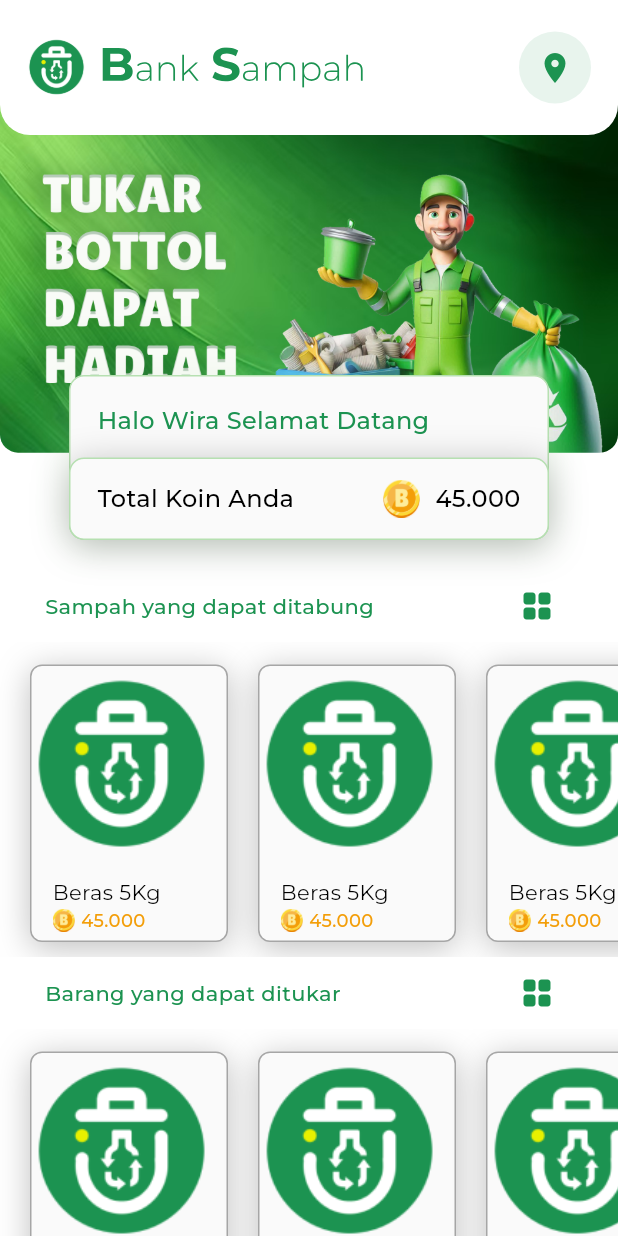
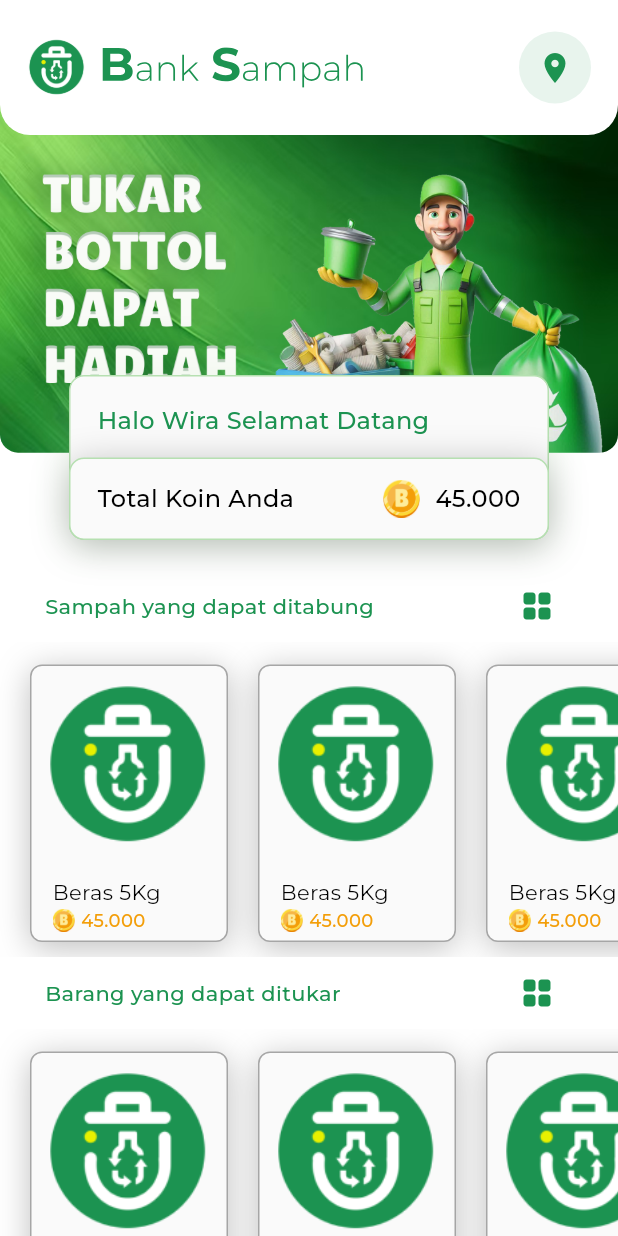
Before and after one commit to WiraRespati/bank_sampah, a Flutter app: the HomePage screen opened directly, on a phone screen of 412 x 824 dp. Run offline on Flutter 3.47's test engine with Material 3 defaults, Android fonts, the phone set to English and light mode, and no system bars; our stand-ins replace auto_size_text, cloud_firestore, firebase_auth, firebase_core, flutter_svg, get and 2 more; accounts and stored records are empty.

Commit message:
fixed back button

```diff
--- a/lib/view/user/home/item_home_widget.dart
+++ b/lib/view/user/home/item_home_widget.dart
@@ -8,7 +8,11 @@ class ItemHomeWidget extends StatelessWidget {
   @override
   Widget build(BuildContext context) {
     return Container(
-      margin: const EdgeInsets.only(left: 20, top: 15, bottom: 10,),
+      margin: const EdgeInsets.only(
+        left: 20,
+        top: 15,
+        bottom: 10,
+      ),
       padding: const EdgeInsets.only(right: 8),
       decoration: BoxDecoration(
         color: const Color(0xFFFAFAFA),
@@ -28,10 +32,13 @@ class ItemHomeWidget extends StatelessWidget {
       child: Column(
         crossAxisAlignment: CrossAxisAlignment.start,
         children: [
-          Image.asset(
-            'assets/images/logobs.png',
-            height: 132,
-            width: 132,
+          Padding(
+            padding: const EdgeInsets.only(left: 8),
+            child: Image.asset(
+              'assets/images/logobs.png',
+              height: 132,
+              width: 132,
+            ),
           ),
           Padding(
             padding: const EdgeInsets.only(
@@ -65,7 +72,7 @@ class ItemHomeWidget extends StatelessWidget {
                   fontSize: 12,
                   color: const Color(0xFFF39E09),
                 ),
-              )
+              ),
             ],
           )
         ],
--- a/lib/view/user/login/login_back.dart
+++ b/lib/view/user/login/login_back.dart
@@ -22,7 +22,7 @@ class LoginBack extends StatelessWidget {
               overlayColor: WidgetStatePropertyAll(ColorNeutral.neutral100),
             ),
             icon: Icon(
-              Icons.arrow_back,
+              Icons.arrow_back_ios,
               color: ColorPrimary.primary100,
             ),
           ),
--- a/lib/view/user/register/register_back.dart
+++ b/lib/view/user/register/register_back.dart
@@ -28,7 +28,7 @@ class RegisterBack extends StatelessWidget {
               overlayColor: WidgetStatePropertyAll(ColorNeutral.neutral100),
             ),
             icon: Icon(
-              Icons.arrow_back,
+              Icons.arrow_back_ios,
               color: ColorPrimary.primary200,
             ),
           ),
```
Also changed, not shown: lib/view/user/profile/edit_profile/edit_profile_page.dart (+8 -3 lines).
